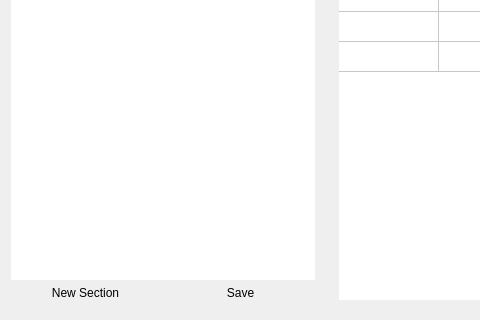
Before: the Qt Designer form src/components/frontend-dashboard/frontenddashboard.ui in RapidWebForge/RapidWebForgeApp, drawn with Qt 5; both pictures show x 337 to 817 and y 308 to 628 of the 1000 by 628 pixel window.
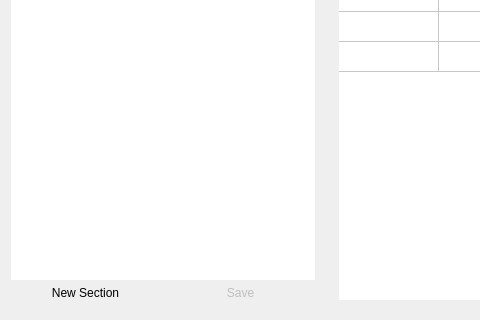
After: the same form once the commit is applied. Icons and pictures are not drawn. Custom widgets are drawn as their Qt base class.

What changed in the file:
```diff
--- a/src/components/frontend-dashboard/frontenddashboard.ui
+++ b/src/components/frontend-dashboard/frontenddashboard.ui
@@ -207,6 +207,9 @@
           </item>
           <item>
            <widget class="QPushButton" name="saveButton">
+            <property name="enabled">
+             <bool>false</bool>
+            </property>
             <property name="text">
              <string>Save</string>
             </property>
```
